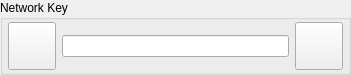
Above: GoTvApps/GoTvCommon/Forms/NetworkKeyWidget.ui from brettrjones/gotvptop before the change. Below: the same form after it.
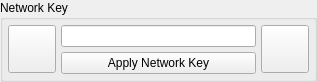
That is the form after the change. Custom widgets are drawn as their Qt base class.

Commit message: Work on network settings and testing

Patch:
```diff
--- a/GoTvApps/GoTvCommon/Forms/NetworkKeyWidget.ui
+++ b/GoTvApps/GoTvCommon/Forms/NetworkKeyWidget.ui
@@ -6,8 +6,8 @@
    <rect>
     <x>0</x>
     <y>0</y>
-    <width>351</width>
-    <height>66</height>
+    <width>317</width>
+    <height>72</height>
    </rect>
   </property>
   <property name="sizePolicy">
@@ -32,7 +32,7 @@
    <property name="bottomMargin">
     <number>0</number>
    </property>
-   <property name="horizontalSpacing">
+   <property name="spacing">
     <number>0</number>
    </property>
    <item row="0" column="0">
@@ -40,18 +40,21 @@
      <property name="title">
       <string>Network Key</string>
      </property>
-     <layout class="QHBoxLayout" name="horizontalLayout_2">
+     <layout class="QHBoxLayout" name="horizontalLayout">
+      <property name="spacing">
+       <number>5</number>
+      </property>
       <property name="leftMargin">
        <number>5</number>
       </property>
       <property name="topMargin">
-       <number>2</number>
+       <number>5</number>
       </property>
       <property name="rightMargin">
        <number>5</number>
       </property>
       <property name="bottomMargin">
-       <number>2</number>
+       <number>5</number>
       </property>
       <item>
        <widget class="VxPushButton" name="m_NetworkKeyButton">
@@ -79,7 +82,18 @@
        </widget>
       </item>
       <item>
-       <widget class="QLineEdit" name="m_NetworkKeyEdit"/>
+       <layout class="QVBoxLayout" name="verticalLayout">
+        <item>
+         <widget class="QLineEdit" name="m_NetworkKeyEdit"/>
+        </item>
+        <item>
+         <widget class="QPushButton" name="m_ApplyKeyButton">
+          <property name="text">
+           <string>Apply Network Key</string>
+          </property>
+         </widget>
+        </item>
+       </layout>
       </item>
       <item>
        <widget class="VxPushButton" name="m_NetworkKeyInfoButton">
```
The commit also changes 40 other files.
